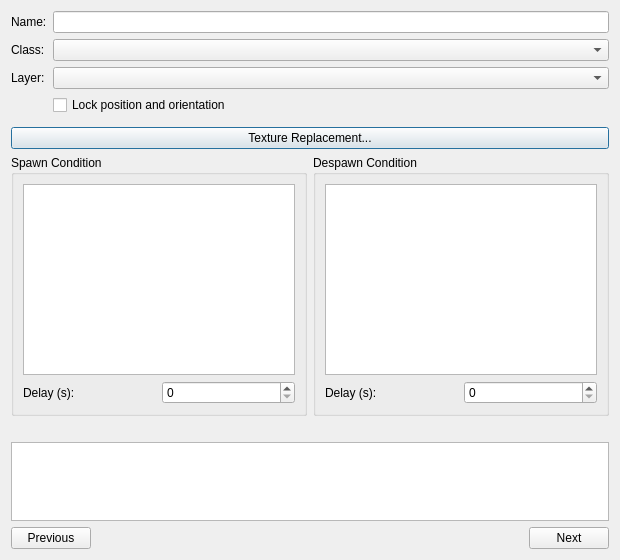
This is qtfred/ui/PropEditorDialog.ui in MjnMixael/fs2open.github.com as Qt 5 draws it before an edit. The edited form follows.
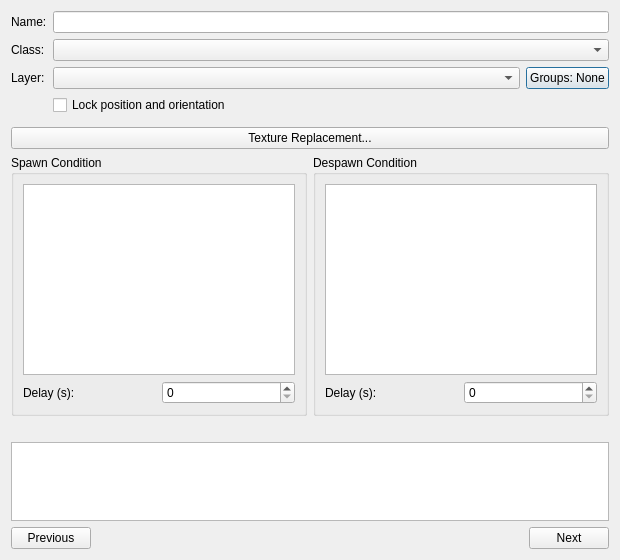
This is the edited form. Custom widgets are drawn as their Qt base class.

Commit message: QtFRED: selection groups for every object, and a Select menu

Patch:
```diff
--- a/qtfred/ui/PropEditorDialog.ui
+++ b/qtfred/ui/PropEditorDialog.ui
@@ -44,7 +44,21 @@
       </widget>
      </item>
      <item row="2" column="1">
-      <widget class="QComboBox" name="layerCombo"/>
+      <layout class="QHBoxLayout" name="layerGroupsLayout" stretch="1,0">
+       <item>
+        <widget class="QComboBox" name="layerCombo"/>
+       </item>
+       <item>
+        <widget class="QPushButton" name="groupsButton">
+         <property name="toolTip">
+          <string>The selection groups this is in (Select menu, Ctrl+1 to Ctrl+9 to select a group). Click to change them.</string>
+         </property>
+         <property name="text">
+          <string>Groups: None</string>
+         </property>
+        </widget>
+       </item>
+      </layout>
      </item>
      <item row="3" column="1">
       <widget class="QCheckBox" name="transformLockCheck">
```
The commit also changes 52 other files.
